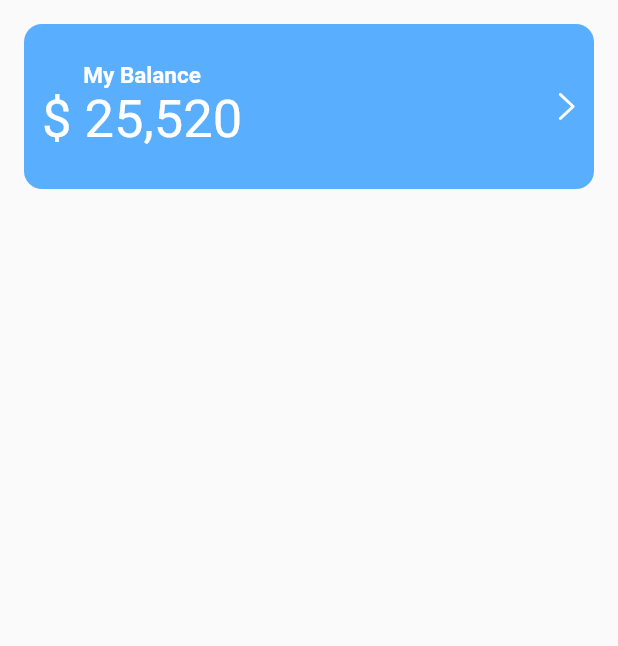
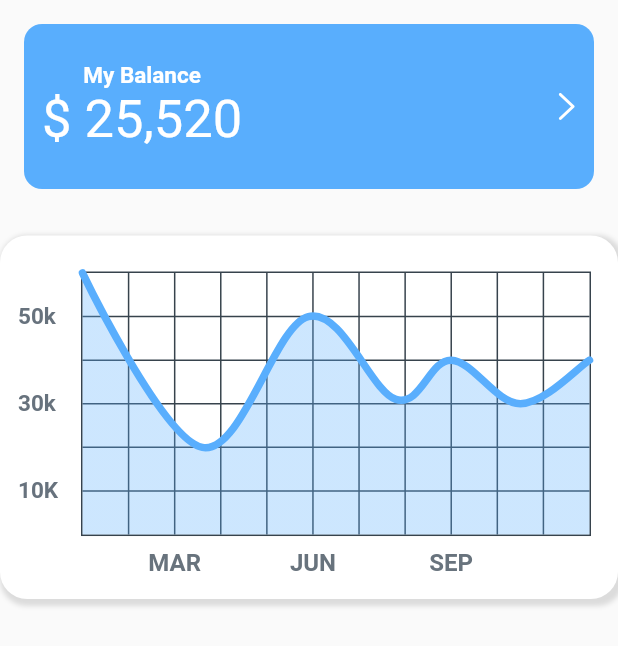
Before and after one commit to gautam232019/acadque_teacher, a Flutter app: the EarningScreen widget shown alone on an empty page, opened directly, on a phone screen of 412 x 824 dp. Shown: the top 646 px of the screen. Run offline on Flutter 3.47's test engine with Material 2 defaults, Android fonts, the light colour scheme and no system bars; drawn by our look-alikes of fl_chart, oktoast; our stand-ins replace dio, flutter_svg, get_storage, image_picker, jiffy, multi_select_flutter; missing offline and left inert: jwt_decode; accounts and stored records are empty; network calls fail; project files that could hold a hidden picture were left out.

```diff
--- a/lib/main.dart
+++ b/lib/main.dart
@@ -6,6 +6,8 @@ import 'package:acadque_teacher/modules/available_question_screen/available_ques
 import 'package:acadque_teacher/modules/available_question_screen/available_question_state.dart';
 import 'package:acadque_teacher/modules/login/login_screen.dart';
 import 'package:acadque_teacher/modules/login/login_state.dart';
+import 'package:acadque_teacher/modules/notification/notification_screen.dart';
+import 'package:acadque_teacher/modules/notification/notification_state.dart';
 import 'package:acadque_teacher/modules/register/register_screen.dart';
 import 'package:acadque_teacher/modules/register/register_state.dart';
 import 'package:acadque_teacher/modules/splash/splash_screen.dart';
@@ -68,6 +70,10 @@ class App extends StatelessWidget {
                 create: (_) => AnswerState(context),
                 child: const AnswerScreen(),
               ),
+          '/notification': (context) => ChangeNotifierProvider(
+                create: (_) => NotificationState(),
+                child: const NotificationScreen(),
+              ),
         },
         initialRoute: '/splash',
         debugShowCheckedModeBanner: false,
--- a/lib/modules/tutoring_screen/tabs/appointment/appointment_tabs/history_screen/tabs/earning/earning_screen.dart
+++ b/lib/modules/tutoring_screen/tabs/appointment/appointment_tabs/history_screen/tabs/earning/earning_screen.dart
@@ -20,6 +20,96 @@ class _EarningScreenState extends State<EarningScreen> {
       colorPrimary,
       colorPrimary,
     ];
+
+    mainData() {
+      return LineChartData(
+        gridData: FlGridData(
+          show: true,
+          drawVerticalLine: true,
+          horizontalInterval: 1,
+          verticalInterval: 1,
+          getDrawingHorizontalLine: (value) {
+            return FlLine(
+              color: const Color(0xff37434d),
+              strokeWidth: 1,
+            );
+          },
+          getDrawingVerticalLine: (value) {
+            return FlLine(
+              color: const Color(0xff37434d),
+              strokeWidth: 1,
+            );
+          },
+        ),
+        titlesData: FlTitlesData(
+          show: true,
+          rightTitles: AxisTitles(
+            sideTitles: SideTitles(showTitles: false),
+          ),
+          topTitles: AxisTitles(
+            sideTitles: SideTitles(showTitles: false),
+          ),
+          bottomTitles: AxisTitles(
+            sideTitles: SideTitles(
+              showTitles: true,
+              reservedSize: 30,
+              interval: 1,
+              getTitlesWidget: bottomTitleWidgets,
+            ),
+          ),
+          leftTitles: AxisTitles(
+            sideTitles: SideTitles(
+              showTitles: true,
+              interval: 1,
+              getTitlesWidget: leftTitleWidgets,
+              reservedSize: 42,
+            ),
+          ),
+        ),
+        borderData: FlBorderData(
+            show: true,
+            border: Border.all(color: const Color(0xff37434d), width: 1)),
+        minX: 0,
+        maxX: 11,
+        minY: 0,
+        maxY: 6,
+        lineBarsData: [
+          LineChartBarData(
+            spots: const [
+              FlSpot(0, 6),
+              FlSpot(2.6, 2),
+              FlSpot(4.9, 5),
+              FlSpot(6.8, 3.1),
+              FlSpot(8, 4),
+              FlSpot(9.5, 3),
+              FlSpot(11, 4),
+            ],
+            isCurved: true,
+            gradient: LinearGradient(
+              colors: gradientColors,
+              begin: Alignment.centerLeft,
+              end: Alignment.centerRight,
+            ),
+            barWidth: 5,
+            isStrokeCapRound: true,
+            dotData: FlDotData(
+              show: false,
+            ),
+            belowBarData: BarAreaData(
+              show: true,
+              gradient: LinearGradient(
+                colors: gradientColors
+                    .map((color) => color.withOpacity(0.3))
+                    .toList(),
+                begin: Alignment.centerLeft,
+                end: Alignment.centerRight,
+              ),
+            ),
+          ),
+        ],
+      );
+    }
+
     return Column(
       children: [
         Padding(
@@ -36,7 +126,7 @@ class _EarningScreenState extends State<EarningScreen> {
                 children: [
                   Column(
                     mainAxisAlignment: MainAxisAlignment.center,
-                    children: [
+                    children: const [
                       Text(
                         'My Balance',
                         style: TextStyle(
@@ -64,43 +154,88 @@ class _EarningScreenState extends State<EarningScreen> {
         const SizedBox(
           height: 15,
         ),
-        // Expanded(
-        //   child: Column(
-        //     children: [
-        //       AspectRatio(
-        //         aspectRatio: 1.70,
-        //         child: Container(
-        //           decoration: const BoxDecoration(
-        //               boxShadow: [
-        //                 BoxShadow(
-        //                   color: Colors.black12,
-        //                   offset: Offset(
-        //                     2.0,
-        //                     2.0,
-        //                   ),
-        //                   blurRadius: 2.0,
-        //                   spreadRadius: 2.0,
-        //                 ),
-        //               ],
-        //               borderRadius: BorderRadius.all(
-        //                 Radius.circular(18),
-        //               ),
-        //               color: colorWhite),
-        //           child: Padding(
-        //             padding: const EdgeInsets.only(
-        //                 right: 18.0, left: 12.0, top: 24, bottom: 12),
-        //             child: LineChart(
-        //               mainData(),
-        //             ),
-        //           ),
-        //         ),
-        //       ),
-        //     ],
-        //   ),
-        // )
-
-        // LineChartScreen(),
+        Expanded(
+          child: Column(
+            children: [
+              AspectRatio(
+                aspectRatio: 1.70,
+                child: Container(
+                  decoration: const BoxDecoration(
+                      boxShadow: [
+                        BoxShadow(
+                          color: Colors.black12,
+                          offset: Offset(
+                            2.0,
+                            2.0,
+                          ),
+                          blurRadius: 2.0,
+                          spreadRadius: 2.0,
+                        ),
+                      ],
+                      borderRadius: BorderRadius.all(
+                        Radius.circular(18),
+                      ),
+                      color: colorWhite),
+                  child: Padding(
+                    padding: const EdgeInsets.only(
+                        right: 18.0, left: 12.0, top: 24, bottom: 12),
+                    child: LineChart(mainData()),
+                  ),
+                ),
+              ),
+            ],
+          ),
+        )
       ],
     );
   }
 }
+
+Widget bottomTitleWidgets(double value, TitleMeta meta) {
+  const style = TextStyle(
+    color: Color(0xff68737d),
+    fontWeight: FontWeight.bold,
+    fontSize: 16,
+  );
+  Widget text;
+  switch (value.toInt()) {
+    case 2:
+      text = const Text('MAR', style: style);
+      break;
+    case 5:
+      text = const Text('JUN', style: style);
+      break;
+    case 8:
+      text = const Text('SEP', style: style);
+      break;
+    default:
+      text = const Text('', style: style);
+      break;
+  }
+
+  return Padding(child: text, padding: const EdgeInsets.only(top: 8.0));
+}
+
+Widget leftTitleWidgets(double value, TitleMeta meta) {
+  const style = TextStyle(
+    color: Color(0xff67727d),
+    fontWeight: FontWeight.bold,
+    fontSize: 15,
+  );
+  String text;
+  switch (value.toInt()) {
+    case 1:
+      text = '10K';
+      break;
+    case 3:
+      text = '30k';
+      break;
+    case 5:
+      text = '50k';
+      break;
+    default:
+      return Container();
+  }
+
+  return Text(text, style: style, textAlign: TextAlign.left);
+}
--- a/lib/modules/tutoring_screen/tabs/tutor_home/tutor_home_screen.dart
+++ b/lib/modules/tutoring_screen/tabs/tutor_home/tutor_home_screen.dart
@@ -53,10 +53,7 @@ class TutorHomeScreen extends StatelessWidget {
                       ),
                       InkWell(
                         onTap: () {
-                          // Navigator.push(
-                          //     context,
-                          //     MaterialPageRoute(
-                          //         builder: (context) => NotificationScreen()));
+                          Navigator.pushNamed(context, "/notification");
                         },
                         child: SizedBox(
                           height: 24.92,
--- a/pubspec.yaml
+++ b/pubspec.yaml
@@ -41,9 +41,9 @@ dependencies:
   jwt_decode: ^0.3.1
   jiffy: ^5.0.0
   image_picker: ^0.8.5
-  fl_chart: ^0.50.1
   table_calendar: ^3.0.5
   multi_select_flutter: ^4.1.2
+  fl_chart: ^0.50.1
 
 dev_dependencies:
   flutter_test:
```
Also changed, not shown: lib/modules/available_question_screen/available_question_screen.dart (+0 -18 lines), lib/modules/available_question_screen/tabs/available_question_home/available_question_home_screen.dart (+7 -1 lines), lib/modules/notification/models/notification_response.dart (added, +69 -0 lines), lib/modules/notification/notification_screen.dart (added, +180 -0 lines), lib/modules/notification/notification_state.dart (added, +24 -0 lines), lib/modules/profile/profile_screen.dart (+7 -2 lines), lib/modules/tutoring_screen/tabs/appointment/appointment_screen.dart (+6 -1 lines).
